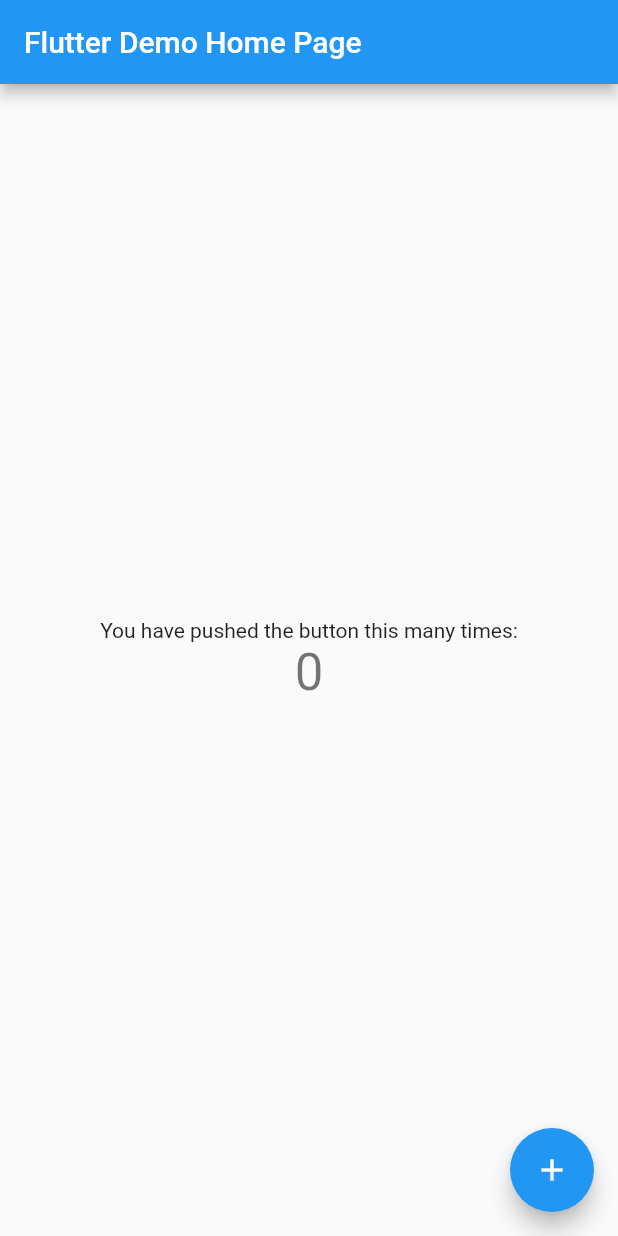
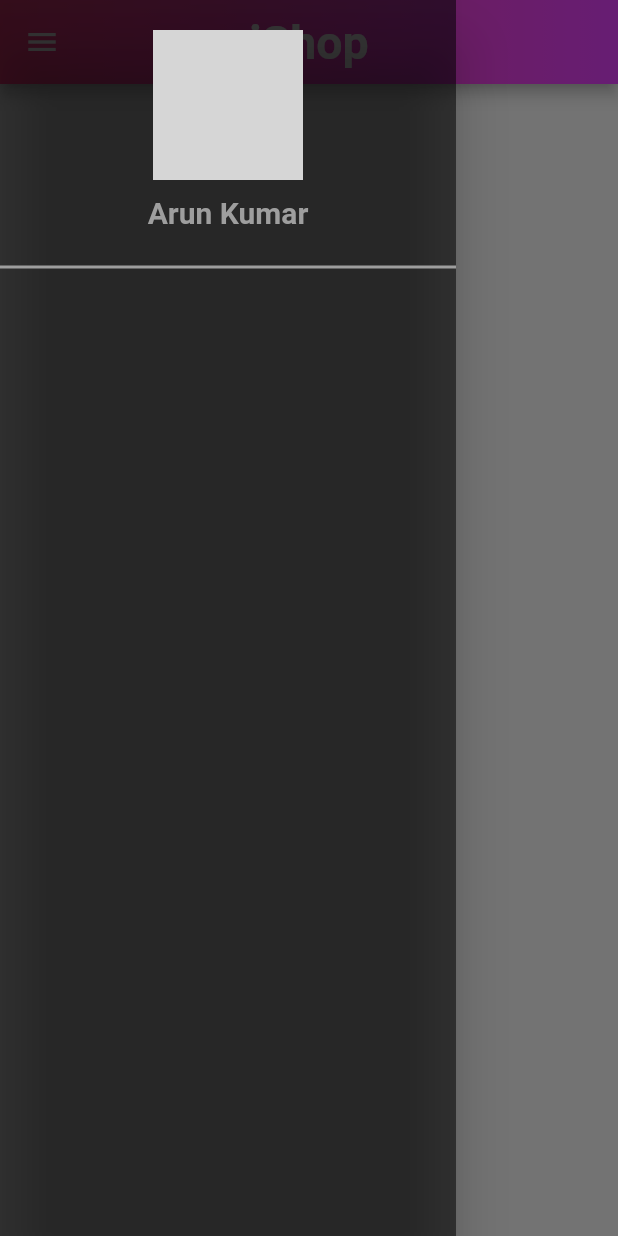
Before and after one commit to erarunkushwaha/ecom_ui, a Flutter app: the screen it shows after launch, with the side drawer open (before the commit the screen has no drawer), on a phone screen of 412 x 824 dp. Run offline on Flutter 3.47's test engine with Material 2 defaults, Android fonts, the phone set to English and light mode, and no system bars; network calls fail; grey boxes are pictures that could not be loaded.

Commit message:
drawer added

```diff
--- a/lib/main.dart
+++ b/lib/main.dart
@@ -1,4 +1,5 @@
 import 'package:flutter/material.dart';
+import 'package:ecom_ui/screens/home_screen.dart';
 
 void main() {
   runApp(const MyApp());
@@ -11,105 +12,12 @@ class MyApp extends StatelessWidget {
   @override
   Widget build(BuildContext context) {
     return MaterialApp(
-      title: 'Flutter Demo',
+      title: 'User App',
+      debugShowCheckedModeBanner: false,
       theme: ThemeData(
-        // This is the theme of your application.
-        //
-        // Try running your application with "flutter run". You'll see the
-        // application has a blue toolbar. Then, without quitting the app, try
-        // changing the primarySwatch below to Colors.green and then invoke
-        // "hot reload" (press "r" in the console where you ran "flutter run",
-        // or simply save your changes to "hot reload" in a Flutter IDE).
-        // Notice that the counter didn't reset back to zero; the application
-        // is not restarted.
-        primarySwatch: Colors.blue,
+        primarySwatch: Colors.purple,
       ),
-      home: const MyHomePage(title: 'Flutter Demo Home Page'),
+      home: HomeScreen(),
     );
   }
 }
-
-class MyHomePage extends StatefulWidget {
-  const MyHomePage({super.key, required this.title});
-
-  // This widget is the home page of your application. It is stateful, meaning
-  // that it has a State object (defined below) that contains fields that affect
-  // how it looks.
-
-  // This class is the configuration for the state. It holds the values (in this
-  // case the title) provided by the parent (in this case the App widget) and
-  // used by the build method of the State. Fields in a Widget subclass are
-  // always marked "final".
-
-  final String title;
-
-  @override
-  State<MyHomePage> createState() => _MyHomePageState();
-}
-
-class _MyHomePageState extends State<MyHomePage> {
-  int _counter = 0;
-
-  void _incrementCounter() {
-    setState(() {
-      // This call to setState tells the Flutter framework that something has
-      // changed in this State, which causes it to rerun the build method below
-      // so that the display can reflect the updated values. If we changed
-      // _counter without calling setState(), then the build method would not be
-      // called again, and so nothing would appear to happen.
-      _counter++;
-    });
-  }
-
-  @override
-  Widget build(BuildContext context) {
-    // This method is rerun every time setState is called, for instance as done
-    // by the _incrementCounter method above.
-    //
-    // The Flutter framework has been optimized to make rerunning build methods
-    // fast, so that you can just rebuild anything that needs updating rather
-    // than having to individually change instances of widgets.
-    return Scaffold(
-      appBar: AppBar(
-        // Here we take the value from the MyHomePage object that was created by
-        // the App.build method, and use it to set our appbar title.
-        title: Text(widget.title),
-      ),
-      body: Center(
-        // Center is a layout widget. It takes a single child and positions it
-        // in the middle of the parent.
-        child: Column(
-          // Column is also a layout widget. It takes a list of children and
-          // arranges them vertically. By default, it sizes itself to fit its
-          // children horizontally, and tries to be as tall as its parent.
-          //
-          // Invoke "debug painting" (press "p" in the console, choose the
-          // "Toggle Debug Paint" action from the Flutter Inspector in Android
-          // Studio, or the "Toggle Debug Paint" command in Visual Studio Code)
-          // to see the wireframe for each widget.
-          //
-          // Column has various properties to control how it sizes itself and
-          // how it positions its children. Here we use mainAxisAlignment to
-          // center the children vertically; the main axis here is the vertical
-          // axis because Columns are vertical (the cross axis would be
-          // horizontal).
-          mainAxisAlignment: MainAxisAlignment.center,
-          children: <Widget>[
-            const Text(
-              'You have pushed the button this many times:',
-            ),
-            Text(
-              '$_counter',
-              style: Theme.of(context).textTheme.headline4,
-            ),
-          ],
-        ),
-      ),
-      floatingActionButton: FloatingActionButton(
-        onPressed: _incrementCounter,
-        tooltip: 'Increment',
-        child: const Icon(Icons.add),
-      ), // This trailing comma makes auto-formatting nicer for build methods.
-    );
-  }
-}
--- /dev/null
+++ b/lib/screens/home_screen.dart
@@ -0,0 +1,36 @@
+import 'package:flutter/material.dart';
+import 'package:ecom_ui/screens/my_drawer.dart';
+
+class HomeScreen extends StatefulWidget {
+  @override
+  State<HomeScreen> createState() => _HomeScreenState();
+}
+
+class _HomeScreenState extends State<HomeScreen> {
+  @override
+  Widget build(BuildContext context) {
+    return Scaffold(
+      drawer: MyDrawer(),
+      appBar: AppBar(
+        flexibleSpace: Container(
+          decoration: const BoxDecoration(
+            gradient: LinearGradient(
+                colors: [Colors.pinkAccent, Colors.purpleAccent],
+                begin: FractionalOffset(0.0, 0.0),
+                end: FractionalOffset(1.0, 0.0),
+                stops: [0.0, 1.0],
+                tileMode: TileMode.clamp),
+          ),
+        ),
+        title: const Text(
+          "iShop",
+          style: TextStyle(
+            fontSize: 31,
+            fontWeight: FontWeight.bold,
+          ),
+        ),
+        centerTitle: true,
+      ),
+    );
+  }
+}
--- /dev/null
+++ b/lib/screens/my_drawer.dart
@@ -0,0 +1,59 @@
+import 'package:flutter/material.dart';
+
+class MyDrawer extends StatefulWidget {
+  const MyDrawer({super.key});
+
+  @override
+  State<MyDrawer> createState() => _MyDrawerState();
+}
+
+class _MyDrawerState extends State<MyDrawer> {
+  @override
+  Widget build(BuildContext context) {
+    return Drawer(
+      backgroundColor: Colors.black54,
+      child: ListView(
+        children: [
+          // header
+          Container(
+            padding: EdgeInsets.all(20),
+            child: Column(
+              children: [
+                Container(
+                  width: 100,
+                  height: 100,
+                  child: const CircleAvatar(
+                    backgroundImage: NetworkImage(
+                        "https://images.unsplash.com/photo-1664101055972-63f92747bb4b?ixlib=rb-1.2.1&ixid=MnwxMjA3fDB8MHxwaG90by1wYWdlfHx8fGVufDB8fHx8&auto=format&fit=crop&w=387&q=80"),
+                  ),
+                ),
+                const SizedBox(
+                  height: 10,
+                ),
+                const Text(
+                  "Arun Kumar",
+                  style: TextStyle(
+                      color: Colors.grey,
+                      fontSize: 20,
+                      fontWeight: FontWeight.bold),
+                )
+              ],
+            ),
+          ),
+          // body
+          Container(
+            child: Column(
+              children: [
+                const Divider(
+                  height: 10,
+                  color: Colors.grey,
+                  thickness: 2,
+                )
+              ],
+            ),
+          ),
+        ],
+      ),
+    );
+  }
+}
```
